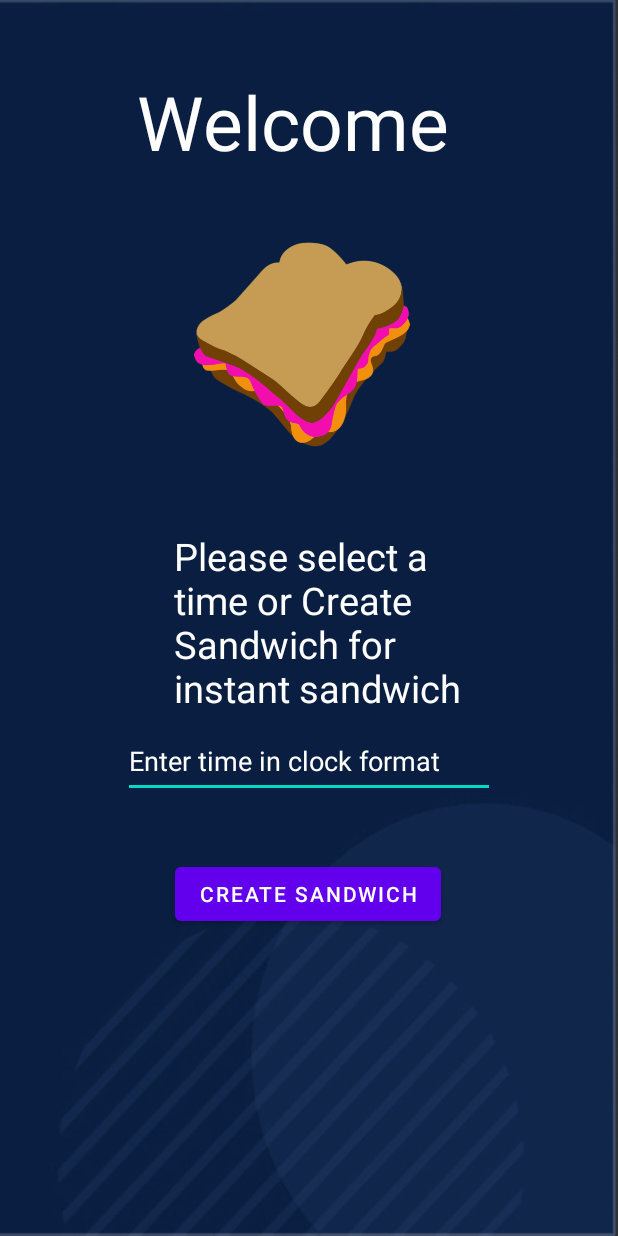
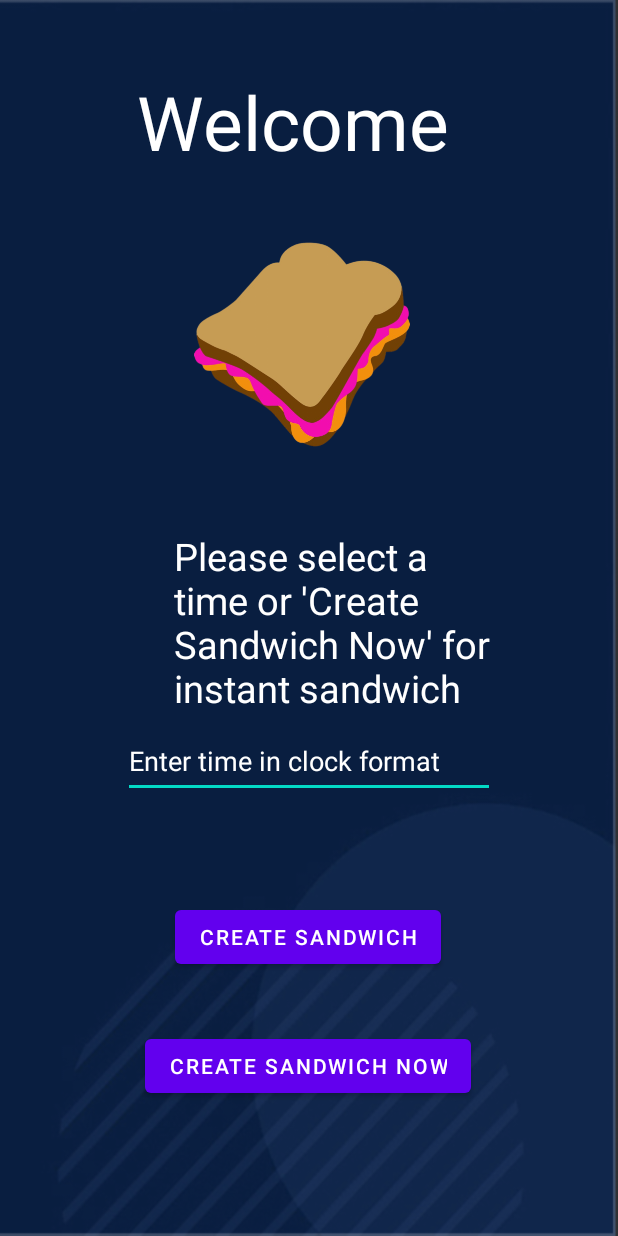
Before and after one commit to JCruz410/AndroidappASM, an Android app: the activity_2 screen opened directly, with no data from a screen before it, on a phone screen of 412 x 824 dp. Run offline under Robolectric (Android 15) with nearby library versions, the light colour scheme and no system bars; 4 statements that could not run were skipped.

Commit message:
Made another button for homepage

```diff
--- a/app/src/main/java/com/example/androidapp/activity_2.java
+++ b/app/src/main/java/com/example/androidapp/activity_2.java
@@ -40,6 +40,7 @@ public class activity_2 extends AppCompatActivity {
         getSupportActionBar().hide();
         setContentView(R.layout.activity_2);
 
+        //Creating the create sandwich button functionality
         test_motor = (Button)findViewById(R.id.test_motor);
 
         test_motor.setOnClickListener(new View.OnClickListener() {
@@ -51,6 +52,14 @@ public class activity_2 extends AppCompatActivity {
             }
         });
 
+        //Creating the specific sandwich time functionality
+        sandwichTime = (EditText)findViewById(R.id.enter_time);
+
+        /*sandwichTime.setOnClickListener(new View.OnClickListener()
+        {
+            @Override
+            public void on
+        });*/
         //txvalue =(TextView)findViewById(R.id.tx_value);
 
         handler.postDelayed(status_data,0);
--- a/app/src/main/res/layout/activity_2.xml
+++ b/app/src/main/res/layout/activity_2.xml
@@ -25,7 +25,7 @@
         android:id="@id/text"
         android:layout_width="221dp"
         android:layout_height="150dp"
-        android:text="Please select a time or Create Sandwich for instant sandwich"
+        android:text="Please select a time or 'Create Sandwich Now' for instant sandwich"
         android:textColor="@color/white"
         android:textSize="25sp"
         app:layout_constraintBottom_toBottomOf="parent"
@@ -58,13 +58,25 @@
         android:id="@+id/test_motor"
         android:layout_width="wrap_content"
         android:layout_height="wrap_content"
+        android:text="Create Sandwich Now"
+        app:layout_constraintBottom_toBottomOf="parent"
+        app:layout_constraintEnd_toEndOf="parent"
+        app:layout_constraintHorizontal_bias="0.497"
+        app:layout_constraintStart_toStartOf="parent"
+        app:layout_constraintTop_toTopOf="parent"
+        app:layout_constraintVertical_bias="0.885" />
+
+    <Button
+        android:id="@+id/sandwichLater"
+        android:layout_width="wrap_content"
+        android:layout_height="wrap_content"
         android:text="Create Sandwich"
         app:layout_constraintBottom_toBottomOf="parent"
         app:layout_constraintEnd_toEndOf="parent"
         app:layout_constraintHorizontal_bias="0.497"
         app:layout_constraintStart_toStartOf="parent"
         app:layout_constraintTop_toTopOf="parent"
-        app:layout_constraintVertical_bias="0.737" />
+        app:layout_constraintVertical_bias="0.774" />
 
     <ImageView
         android:id="@+id/imageView"
```
